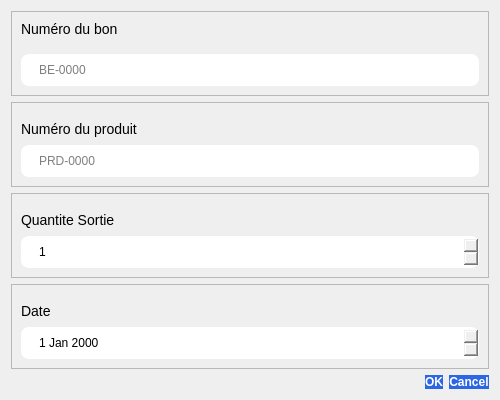
Before: the Qt Designer form interface/add_exit_dialog.ui in miranto-andria/stock-it, drawn with Qt 5.
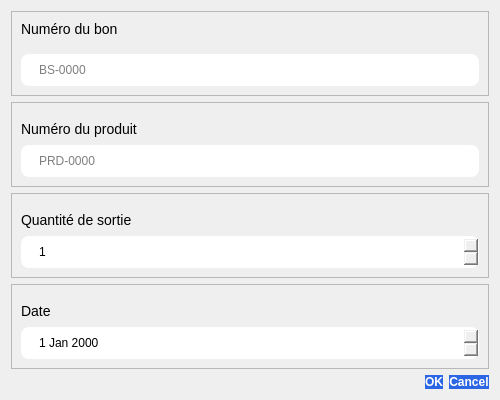
After: the same form once the commit is applied.

Diff of the .ui file:
```diff
--- a/interface/add_exit_dialog.ui
+++ b/interface/add_exit_dialog.ui
@@ -46,7 +46,7 @@
       <item>
        <widget class="QLineEdit" name="numBonInput">
         <property name="placeholderText">
-         <string>BE-0000</string>
+         <string>BS-0000</string>
         </property>
        </widget>
       </item>
@@ -97,7 +97,7 @@
       <item>
        <widget class="QLabel" name="label_3">
         <property name="text">
-         <string>Quantite Sortie</string>
+         <string>Quantité de sortie</string>
         </property>
        </widget>
       </item>
```
Left out of the diff: 4 changed lines with no effect on the pictures.
